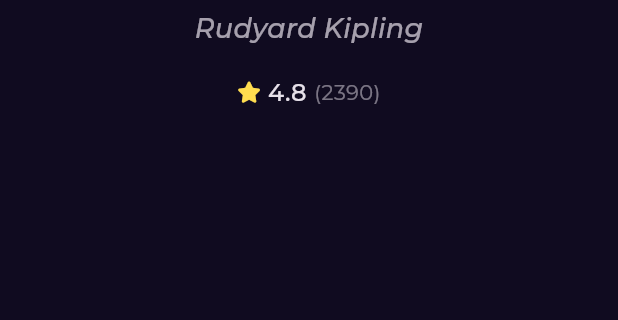
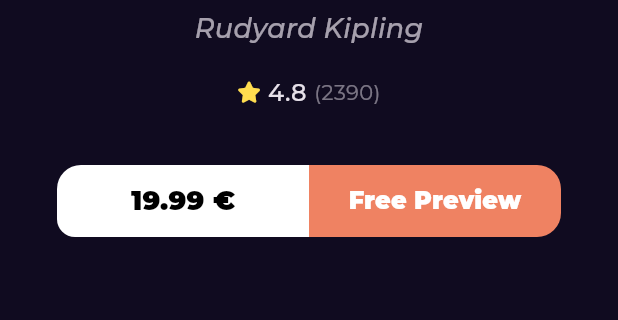
Before and after one commit to Shehab-Emad20/Book_App, a Flutter app: the BookDetailsView screen opened by its route, on a phone screen of 412 x 824 dp, the part 617-937 px from its top. Run offline on Flutter 3.47's test engine with Material 3 defaults, Android fonts, the phone set to English and light mode, and no system bars; our stand-ins replace font_awesome_flutter, go_router, google_fonts.

Commit message:
create books button action

```diff
--- /dev/null
+++ b/lib/core/utils/widgets/custom_button.dart
@@ -0,0 +1,41 @@
+import 'package:bookly/core/utils/styles.dart';
+import 'package:flutter/material.dart';
+
+class CustomButton extends StatelessWidget {
+  const CustomButton(
+      {super.key,
+      required this.backgroundColor,
+      required this.textColor,
+      this.borderRadius,
+      required this.text,
+      this.fontSize});
+
+  final double? fontSize;
+  final String text;
+  final Color backgroundColor;
+  final Color textColor;
+  final BorderRadius? borderRadius;
+
+  @override
+  Widget build(BuildContext context) {
+    return SizedBox(
+      height: 48,
+      child: TextButton(
+        onPressed: () {},
+        style: TextButton.styleFrom(
+          backgroundColor: backgroundColor,
+          shape: RoundedRectangleBorder(
+            borderRadius: borderRadius ?? BorderRadius.circular(12),
+          ),
+        ),
+        child: Text(
+          text,
+          style: Styles.textStyle18.copyWith(
+              color: textColor,
+              fontWeight: FontWeight.w900,
+              fontSize: fontSize),
+        ),
+      ),
+    );
+  }
+}
--- a/lib/feature/home/views/widgets/book_details_view_body.dart
+++ b/lib/feature/home/views/widgets/book_details_view_body.dart
@@ -1,5 +1,6 @@
 import 'package:bookly/core/utils/styles.dart';
 import 'package:bookly/feature/home/views/widgets/book_rating.dart';
+import 'package:bookly/feature/home/views/widgets/books_action.dart';
 import 'package:bookly/feature/home/views/widgets/cusom_list_view_item.dart';
 import 'package:bookly/feature/home/views/widgets/custom_book_details_appbar.dart';
 import 'package:flutter/material.dart';
@@ -47,7 +48,11 @@ class _BookDetailsViewBodyState extends State<BookDetailsViewBody> {
           ),
           const BookRating(
             mainAxisAlignment: MainAxisAlignment.center,
-          )
+          ),
+          const SizedBox(
+            height: 37,
+          ),
+          const BooksAction(),
         ],
       ),
     );
--- /dev/null
+++ b/lib/feature/home/views/widgets/books_action.dart
@@ -0,0 +1,35 @@
+import 'package:bookly/core/utils/widgets/custom_button.dart';
+import 'package:flutter/material.dart';
+
+class BooksAction extends StatelessWidget {
+  const BooksAction({super.key});
+
+  @override
+  Widget build(BuildContext context) {
+    return const Padding(
+      padding: EdgeInsets.symmetric(horizontal: 8),
+      child: Row(children: [
+        Expanded(
+          child: CustomButton(
+            text: '19.99 €',
+            backgroundColor: Colors.white,
+            textColor: Colors.black,
+            borderRadius: BorderRadius.only(
+                topLeft: Radius.circular(16), bottomLeft: Radius.circular(12)),
+          ),
+        ),
+        Expanded(
+          child: CustomButton(
+            fontSize: 16,
+            text: 'Free Preview',
+            backgroundColor: Color(0xffEF8262),
+            textColor: Colors.white,
+            borderRadius: BorderRadius.only(
+                topRight: Radius.circular(16),
+                bottomRight: Radius.circular(16)),
+          ),
+        ),
+      ]),
+    );
+  }
+}
```
